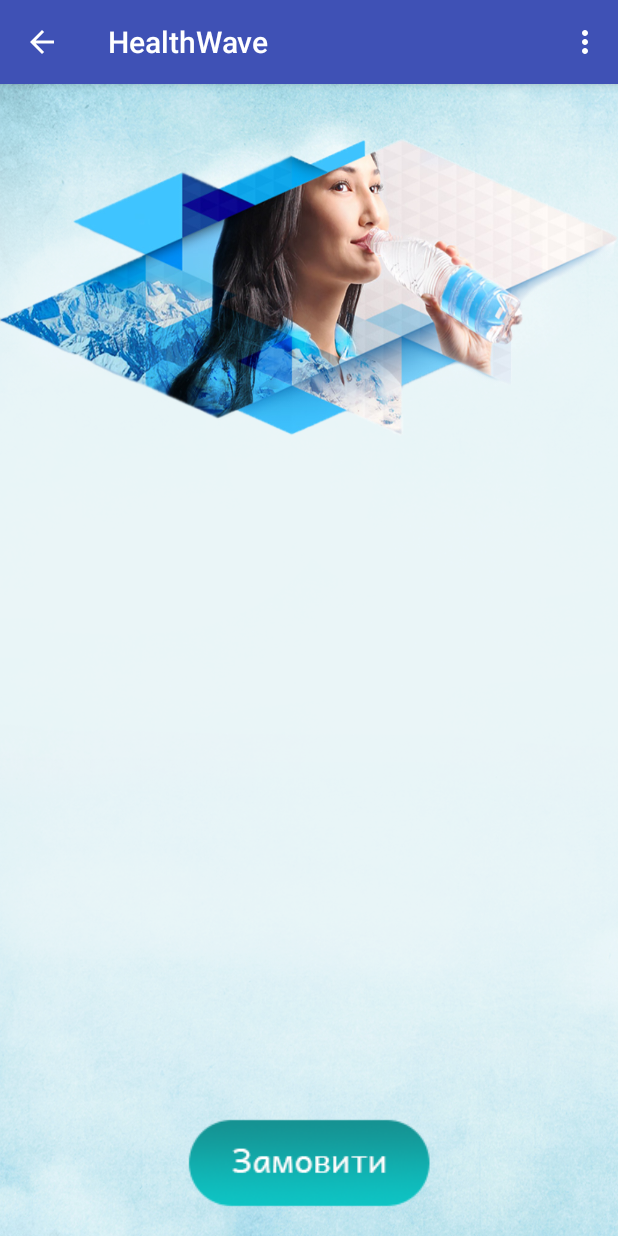
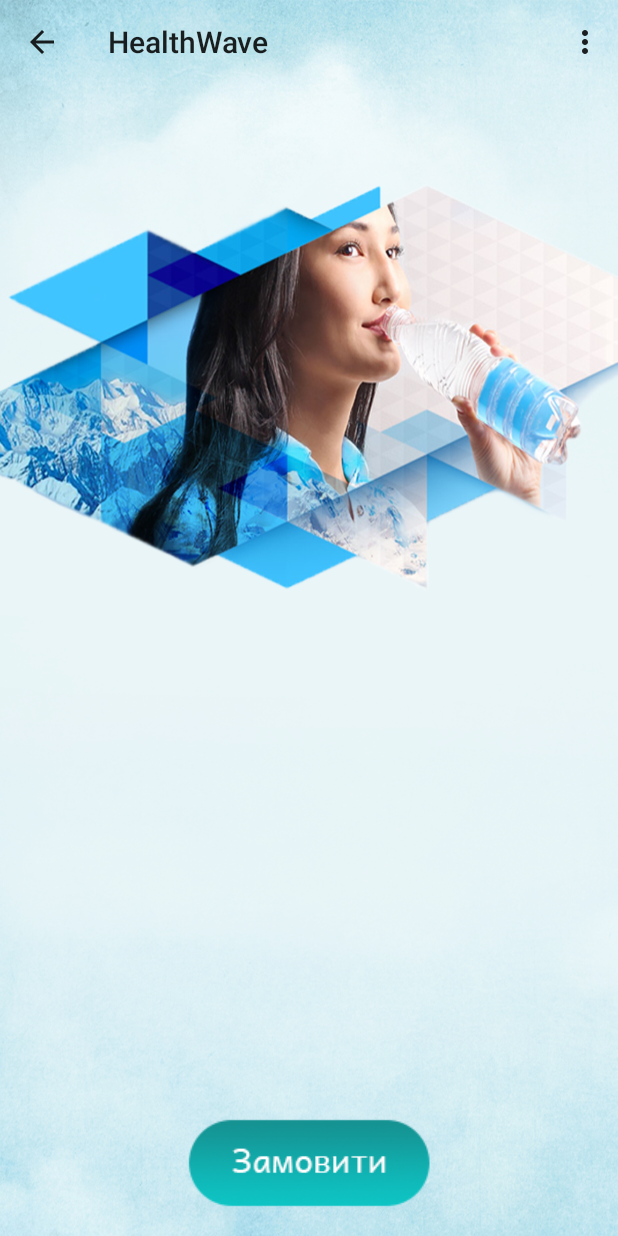
Before and after one commit to Ratatui-multik/wave_design, an Android app: the screen it shows after launch (MainActivity), on a phone screen of 412 x 824 dp. Run offline under Robolectric (Android 15) with nearby library versions, the phone set to English and light mode, and no system bars; our stand-ins replace EventBus, Firebase (no records; nobody signed in at launch, a user with empty details on screens opened directly).

Commit message:
transparent action bar

```diff
--- a/src/main/res/values/styles.xml
+++ b/src/main/res/values/styles.xml
@@ -1,15 +1,27 @@
 <resources>
 
     <!-- Base application theme. -->
-    <style name="AppTheme" parent="Theme.AppCompat.Light.DarkActionBar">
+    <style name="AppTheme"
+        parent="Theme.AppCompat.DayNight">
+        <item name="android:windowActionBarOverlay">true</item>
+        <item name="colorPrimary">@android:color/transparent</item>
+
+        <item name="colorPrimaryDark">@color/colorPrimaryDark</item>
+        <item name="colorAccent">@color/colorAccent</item>
+        <!-- Support library compatibility -->
+        <item name="windowActionBarOverlay">true</item>
+    </style>
+   <!-- <style name="AppTheme" parent="Theme.AppCompat.Light.DarkActionBar">
+        <!- Customize your theme here.
+        <item name="colorPrimary">@color/colorPrimary</item>
+        <item name="colorPrimaryDark">@color/colorPrimaryDark</item>
+        <item name="colorAccent">@color/colorAccent</item>
+    </style>-->
+    <style name="ActivityLoad" parent="Theme.AppCompat.Light.NoActionBar">
         <!-- Customize your theme here. -->
         <item name="colorPrimary">@color/colorPrimary</item>
         <item name="colorPrimaryDark">@color/colorPrimaryDark</item>
         <item name="colorAccent">@color/colorAccent</item>
     </style>
-    <style name="ActivityLoad" parent="Theme.AppCompat.Light.NoActionBar">
-        <!-- Customize your theme here. -->
-
-    </style>
 
 </resources>
```
Also changed, not shown: src/main/res/drawable/start_fon.png.
